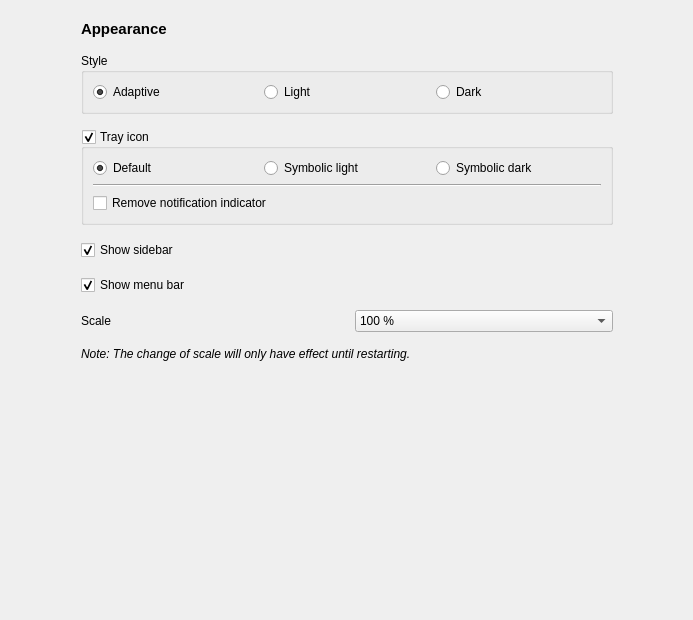
Above: zapzap/ui/ui_page_appearance.ui from rafatosta/zapzap before the change. Below: the same form after it.
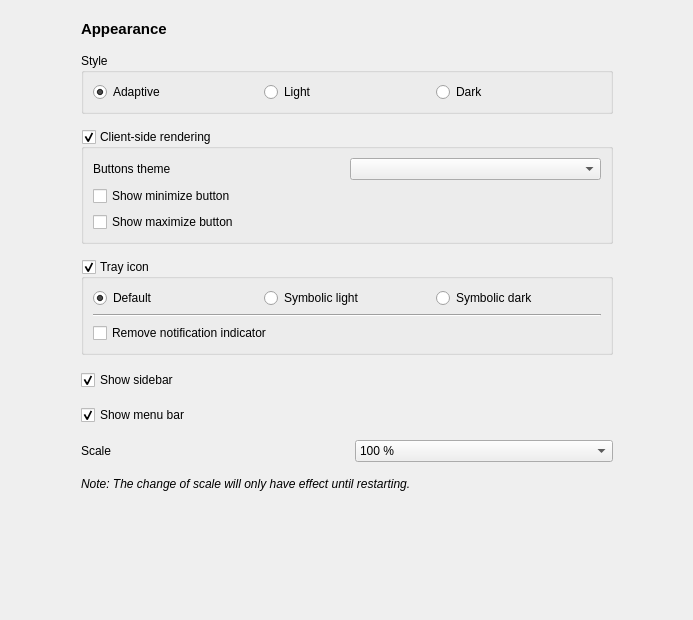
That is the form after the change.

Commit message: Add CSR settings group to Appearance page

```diff
--- a/zapzap/ui/ui_page_appearance.ui
+++ b/zapzap/ui/ui_page_appearance.ui
@@ -93,6 +93,42 @@
           </layout>
          </widget>
         </item>
+        <item>
+         <widget class="QGroupBox" name="csr_groupBox">
+          <property name="title">
+           <string>Client-side rendering</string>
+          </property>
+          <property name="checkable">
+           <bool>true</bool>
+          </property>
+          <layout class="QGridLayout" name="gridLayout_4">
+           <item row="0" column="0">
+            <widget class="QLabel" name="csr_theme_label">
+             <property name="text">
+              <string>Buttons theme</string>
+             </property>
+            </widget>
+           </item>
+           <item row="0" column="1">
+            <widget class="QComboBox" name="csr_theme_comboBox"/>
+           </item>
+           <item row="1" column="0" colspan="2">
+            <widget class="QCheckBox" name="csr_show_minimize_checkBox">
+             <property name="text">
+              <string>Show minimize button</string>
+             </property>
+            </widget>
+           </item>
+           <item row="2" column="0" colspan="2">
+            <widget class="QCheckBox" name="csr_show_maximize_checkBox">
+             <property name="text">
+              <string>Show maximize button</string>
+             </property>
+            </widget>
+           </item>
+          </layout>
+         </widget>
+        </item>
         <item>
          <widget class="QGroupBox" name="tray_groupBox">
           <property name="title">
```
The commit also changes 2 other files.
